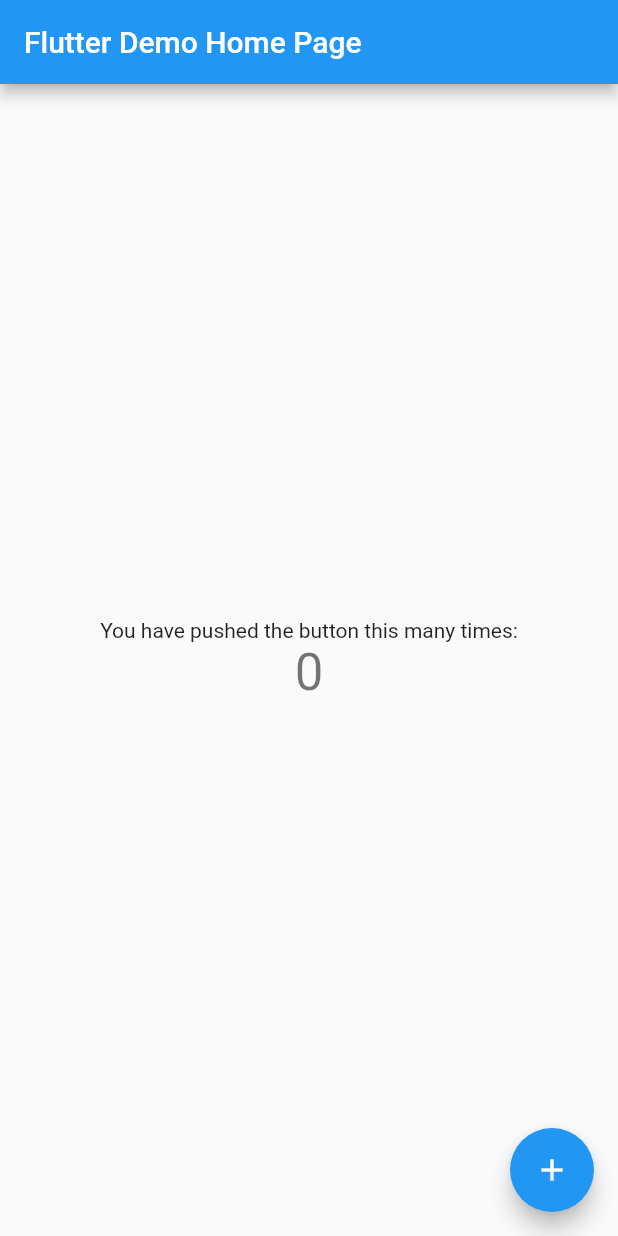
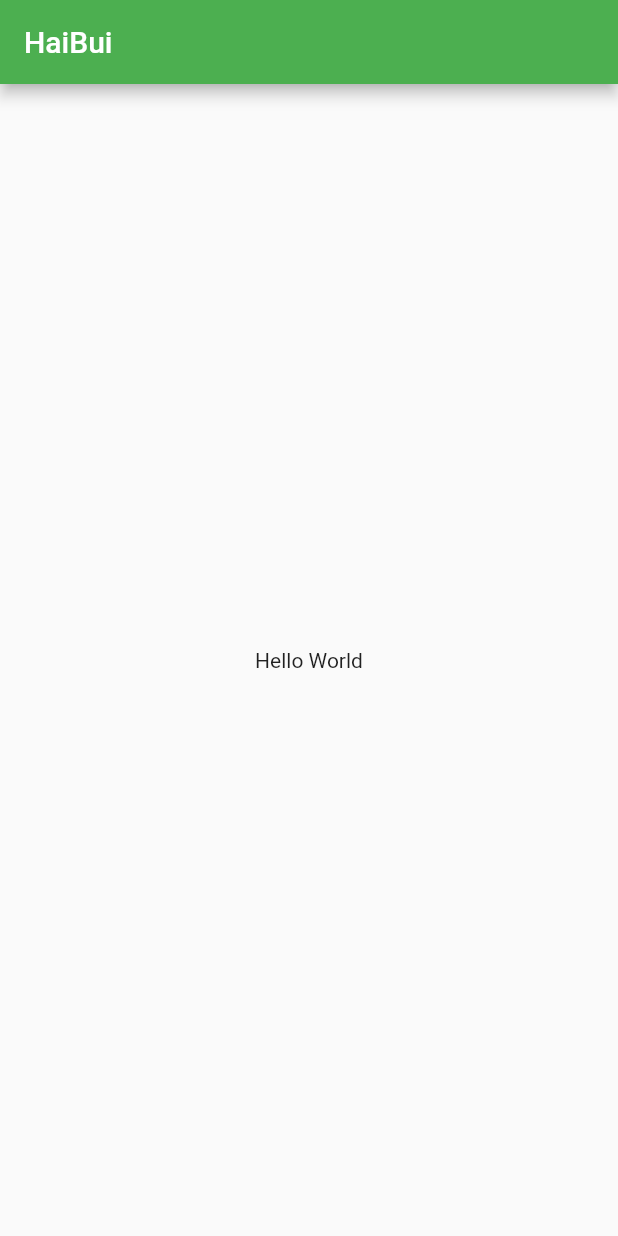
Before and after one commit to haibthe/flutter-messaging, a Flutter app: the screen it shows after launch, on a phone screen of 412 x 824 dp. Run offline on Flutter 3.47's test engine with Material 2 defaults, Android fonts, the phone set to English and light mode, and no system bars.

Commit message:
modify code

```diff
--- a/lib/main.dart
+++ b/lib/main.dart
@@ -9,9 +9,9 @@ class MyApp extends StatelessWidget {
     return MaterialApp(
       title: 'Flutter Demo',
       theme: ThemeData(
-        primarySwatch: Colors.blue,
+        primarySwatch: Colors.green,
       ),
-      home: MyHomePage(title: 'Flutter Demo Home Page'),
+      home: MyHomePage(title: 'HaiBui'),
     );
   }
 }
@@ -26,39 +26,13 @@ class MyHomePage extends StatefulWidget {
 }
 
 class _MyHomePageState extends State<MyHomePage> {
-  int _counter = 0;
-
-  void _incrementCounter() {
-    setState(() {
-      _counter++;
-    });
-  }
-
   @override
   Widget build(BuildContext context) {
     return Scaffold(
       appBar: AppBar(
         title: Text(widget.title),
       ),
-      body: Center(
-        child: Column(
-          mainAxisAlignment: MainAxisAlignment.center,
-          children: <Widget>[
-            Text(
-              'You have pushed the button this many times:',
-            ),
-            Text(
-              '$_counter',
-              style: Theme.of(context).textTheme.display1,
-            ),
-          ],
-        ),
-      ),
-      floatingActionButton: FloatingActionButton(
-        onPressed: _incrementCounter,
-        tooltip: 'Increment',
-        child: Icon(Icons.add),
-      ), // This trailing comma makes auto-formatting nicer for build methods.
+      body: Center(child: Text('Hello World')),
     );
   }
 }
```
